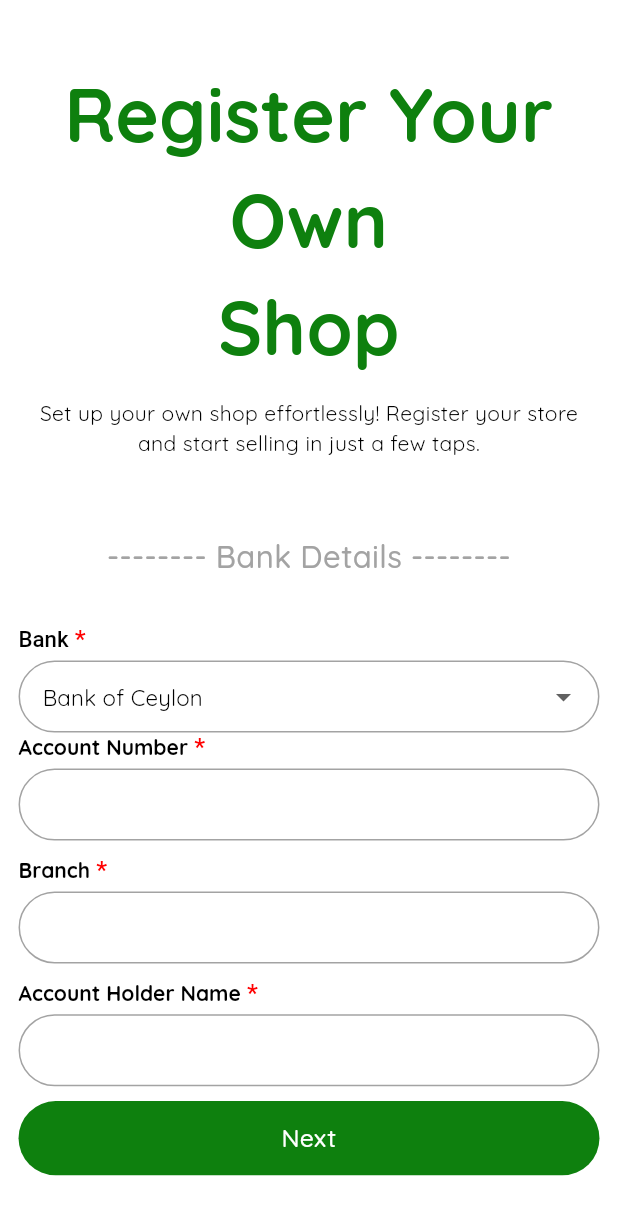
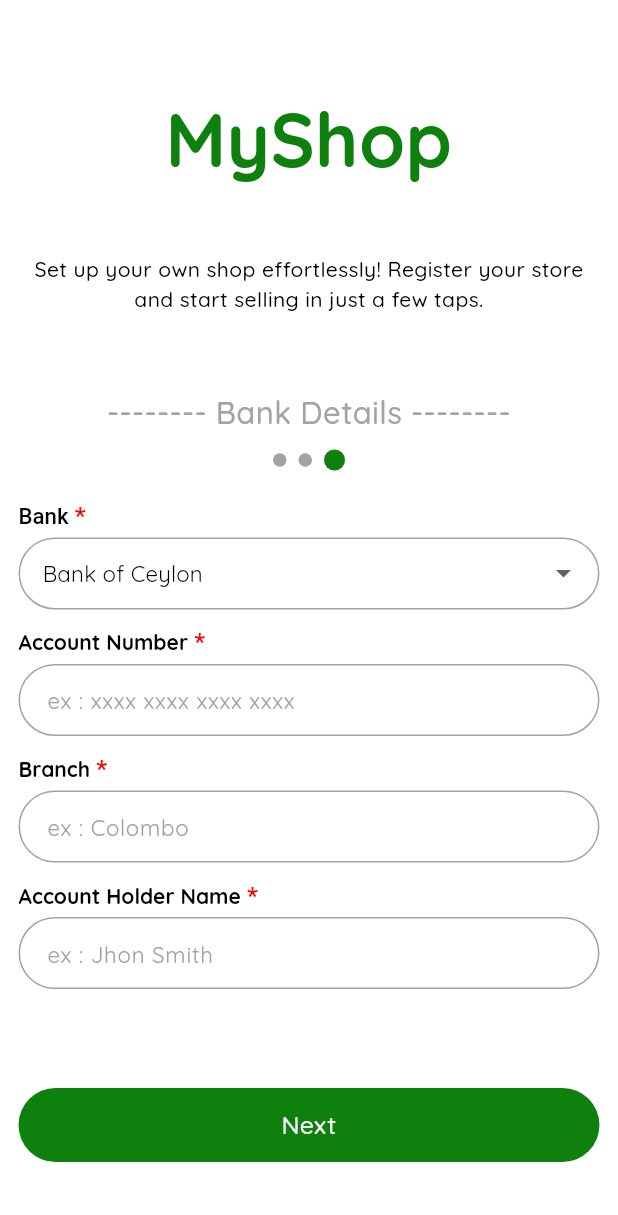
Before and after one commit to tharusha-theekshana/Shop_Registration_App, a Flutter app: the BankDetailsScreen screen opened directly, on a phone screen of 412 x 824 dp. Shown: the top 1215 px of the screen. Run offline on Flutter 3.47's test engine with Material 3 defaults, Android fonts, the phone set to English and light mode, and no system bars; our stand-ins replace image_picker.

Commit message:
Change some styles in bank details screens.

```diff
--- a/lib/screens/register_flow/bank_details_screen.dart
+++ b/lib/screens/register_flow/bank_details_screen.dart
@@ -4,11 +4,12 @@ import 'package:shop_registration/screens/register_flow/summery_screen.dart';
 import 'package:shop_registration/shared/bank_names.dart';
 
 import '../../core/utils/app_colors.dart';
-import '../../core/utils/app_styles.dart';
 import '../../core/widgets/custom_button.dart';
 import '../../core/widgets/drop_down_field.dart';
 import '../../core/widgets/form_field.dart';
+import '../../core/widgets/stepper_view.dart';
 import '../../core/widgets/sub_title_widget.dart';
+import '../../core/widgets/top_widgets.dart';
 import '../../providers/shop_register_provider.dart';
 
 class BankDetailsScreen extends StatelessWidget {
@@ -47,33 +48,10 @@ class BankDetailsScreen extends StatelessWidget {
         crossAxisAlignment: CrossAxisAlignment.start,
         mainAxisAlignment: MainAxisAlignment.center,
         children: [
-          _registerTitleText(),
-          SizedBox(
-            height: _deviceHeight * 0.05,
-          ),
+          TopWidgets(),
+          SubTitleWidget(text: "Bank Details"),
+          StepperView(step: 3, allSteps: 3),
           _inputArea(context)
-        ],
-      ),
-    );
-  }
-
-
-  Widget _registerTitleText() {
-    return SizedBox(
-      width: _deviceWidth,
-      child: Column(
-        children: [
-          Text(
-            "Register Your Own \nShop",
-            textAlign: TextAlign.center,
-            style: AppStyles.titleTextStyle(_deviceHeight),
-          ),
-          SizedBox(
-            height: _deviceHeight * 0.015,
-          ),
-          const Text(
-              "Set up your own shop effortlessly! Register your store and start selling in just a few taps.",
-              textAlign: TextAlign.center),
         ],
       ),
     );
@@ -87,7 +65,6 @@ class BankDetailsScreen extends StatelessWidget {
       key: _bankDetailsFormKey,
       child: Column(
         children: [
-          SubTitleWidget(text: "Bank Details"),
           SizedBox(
             height: _deviceHeight * 0.025,
           ),
@@ -100,10 +77,14 @@ class BankDetailsScreen extends StatelessWidget {
               provider.setBankName(value);
             },
           ),
+          SizedBox(
+            height: _deviceHeight * 0.015,
+          ),
           AppFormField(
               labelText: "Account Number",
-              hintText: "",
+              hintText: "ex : xxxx xxxx xxxx xxxx",
               controller: _accountNumberController,
+              textInputType: TextInputType.number,
               isRequired: true,
               validator: (value) {
                 if (value!.isEmpty) {
@@ -115,12 +96,13 @@ class BankDetailsScreen extends StatelessWidget {
               },
               deviceHeight: _deviceHeight),
           SizedBox(
-            height: _deviceHeight * 0.012,
+            height: _deviceHeight * 0.015,
           ),
           AppFormField(
               labelText: "Branch",
-              hintText: "",
+              hintText: "ex : Colombo",
               controller: _branchController,
+              textInputType: TextInputType.text,
               isRequired: true,
               validator: (value) {
                 if (value!.isEmpty) {
@@ -130,11 +112,11 @@ class BankDetailsScreen extends StatelessWidget {
               },
               deviceHeight: _deviceHeight),
           SizedBox(
-            height: _deviceHeight * 0.012,
+            height: _deviceHeight * 0.015,
           ),
           AppFormField(
               labelText: "Account Holder Name",
-              hintText: "",
+              hintText: "ex : Jhon Smith",
               controller: _accountNumberController,
               isRequired: true,
               maxLength: 10,
@@ -146,7 +128,7 @@ class BankDetailsScreen extends StatelessWidget {
               },
               deviceHeight: _deviceHeight),
           SizedBox(
-            height: _deviceHeight * 0.012,
+            height: _deviceHeight * 0.08,
           ),
           CustomButton(
             buttonText: "Next",
--- a/lib/screens/register_flow/owner_details_screen.dart
+++ b/lib/screens/register_flow/owner_details_screen.dart
@@ -139,7 +139,7 @@ class OwnerDetailsScreen extends StatelessWidget {
               },
               deviceHeight: _deviceHeight),
           SizedBox(
-            height: _deviceHeight * 0.03,
+            height: _deviceHeight * 0.08,
           ),
           CustomButton(
             buttonText: "Next",
```
